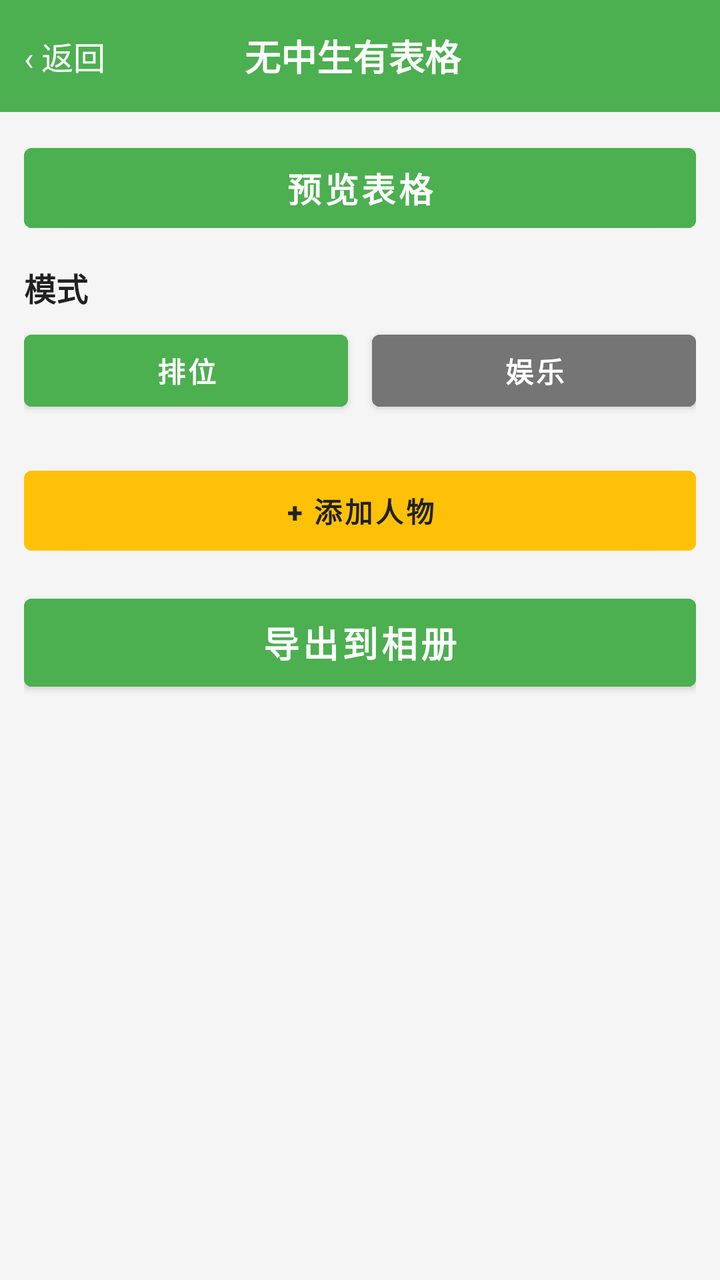
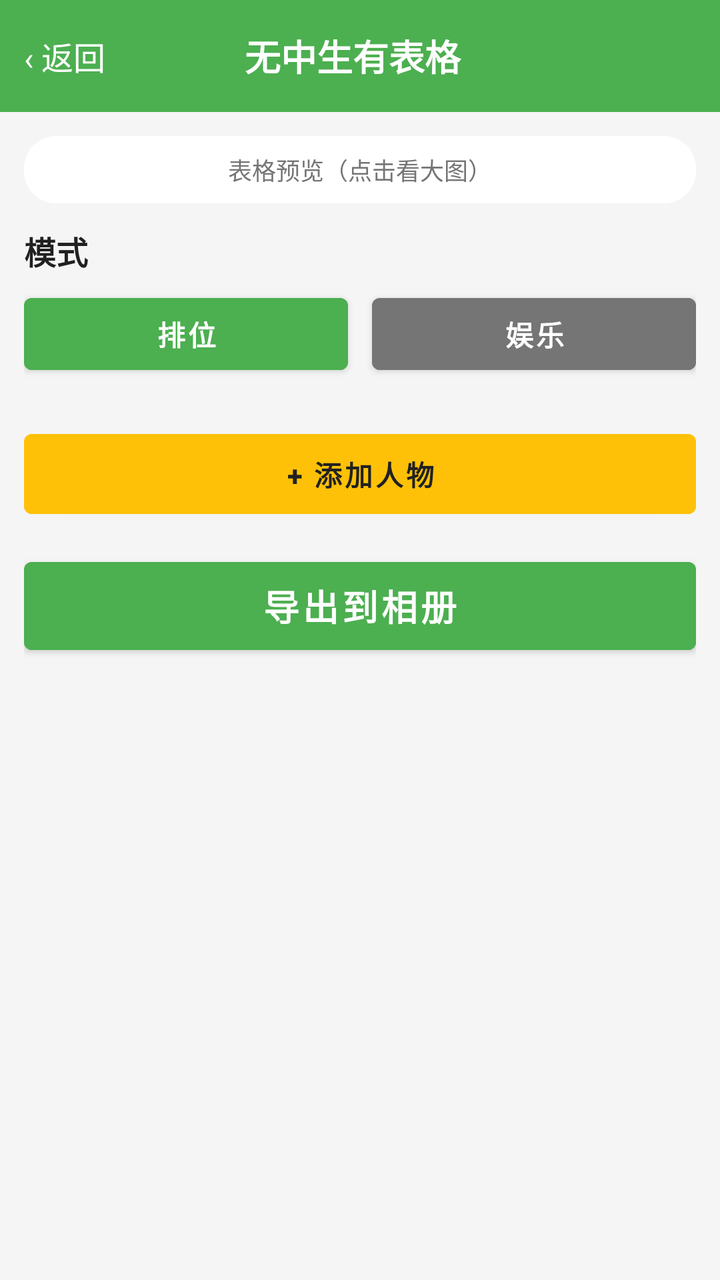

Two renders of the same Android screen: before a commit and after it. Below are the layout's source before the change and the commit's diff.
<!-- AndroidManifest.xml: activity theme Theme.XiaQiaoQiao -->
<!-- res/layout/activity_wuzhong_table.xml -->
<?xml version="1.0" encoding="utf-8"?>
<LinearLayout xmlns:android="http://schemas.android.com/apk/res/android"
    android:layout_width="match_parent"
    android:layout_height="match_parent"
    android:background="@color/bg_page"
    android:orientation="vertical">

    
    <LinearLayout
        android:layout_width="match_parent"
        android:layout_height="?attr/actionBarSize"
        android:background="@color/brand_primary"
        android:gravity="center_vertical"
        android:orientation="horizontal"
        android:paddingStart="12dp"
        android:paddingEnd="12dp">

        <TextView
            android:id="@+id/btn_back"
            android:layout_width="wrap_content"
            android:layout_height="wrap_content"
            android:text="‹ 返回"
            android:textColor="@android:color/white"
            android:textSize="16sp" />

        <TextView
            android:layout_width="0dp"
            android:layout_height="wrap_content"
            android:layout_weight="1"
            android:gravity="center"
            android:text="@string/tool_wuzhong"
            android:textColor="@android:color/white"
            android:textSize="18sp"
            android:textStyle="bold" />

        <View
            android:layout_width="48dp"
            android:layout_height="1dp" />
    </LinearLayout>

    <ScrollView
        android:layout_width="match_parent"
        android:layout_height="0dp"
        android:layout_weight="1"
        android:fillViewport="true">

        <LinearLayout
            android:layout_width="match_parent"
            android:layout_height="wrap_content"
            android:orientation="vertical"
            android:padding="12dp">

        
        <Button
            android:id="@+id/btn_preview"
            android:layout_width="match_parent"
            android:layout_height="52dp"
            android:layout_marginBottom="12dp"
            android:backgroundTint="@color/brand_primary"
            android:text="预览表格"
            android:textColor="@android:color/white"
            android:textSize="17sp"
            android:textStyle="bold" />

            
            <TextView
                android:layout_width="match_parent"
                android:layout_height="wrap_content"
                android:layout_marginBottom="6dp"
                android:text="模式"
                android:textColor="@color/text_primary"
                android:textSize="16sp"
                android:textStyle="bold" />

            <LinearLayout
                android:layout_width="match_parent"
                android:layout_height="wrap_content"
                android:layout_marginBottom="12dp"
                android:orientation="horizontal">

                <Button
                    android:id="@+id/btn_mode_rank"
                    android:layout_width="0dp"
                    android:layout_height="48dp"
                    android:layout_marginEnd="6dp"
                    android:layout_weight="1"
                    android:backgroundTint="@color/brand_primary"
                    android:text="排位"
                    android:textColor="@android:color/white"
                    android:textStyle="bold" />

                <Button
                    android:id="@+id/btn_mode_fun"
                    android:layout_width="0dp"
                    android:layout_height="48dp"
                    android:layout_marginStart="6dp"
                    android:layout_weight="1"
                    android:backgroundTint="@color/text_secondary"
                    android:text="娱乐"
                    android:textColor="@android:color/white"
                    android:textStyle="bold" />
            </LinearLayout>

            
            <LinearLayout
                android:id="@+id/person_container"
                android:layout_width="match_parent"
                android:layout_height="wrap_content"
                android:orientation="vertical" />

            
            <Button
                android:id="@+id/btn_add_person"
                android:layout_width="match_parent"
                android:layout_height="52dp"
                android:layout_marginTop="8dp"
                android:layout_marginBottom="12dp"
                android:backgroundTint="@color/brand_accent"
                android:text="+ 添加人物"
                android:textColor="@color/text_primary"
                android:textStyle="bold" />

            
            <Button
                android:id="@+id/btn_export"
                android:layout_width="match_parent"
                android:layout_height="56dp"
                android:layout_marginBottom="24dp"
                android:backgroundTint="@color/brand_primary"
                android:text="导出到相册"
                android:textColor="@android:color/white"
                android:textSize="18sp"
                android:textStyle="bold" />
        </LinearLayout>
    </ScrollView>
</LinearLayout>
<!-- resources referenced by this layout -->
<resources>
  <color name="bg_page">#FFF5F5F5</color>
  <color name="brand_accent">#FFFFC107</color>
  <color name="brand_primary">#FF4CAF50</color>
  <color name="text_primary">#FF212121</color>
  <color name="text_secondary">#FF757575</color>
  <string name="tool_wuzhong">无中生有表格</string>
  <style name="Theme.XiaQiaoQiao" parent="Theme.MaterialComponents.Light.NoActionBar">
          <item name="colorPrimary">@color/brand_primary</item>
          <item name="colorPrimaryVariant">@color/brand_primary_dark</item>
          <item name="colorOnPrimary">@color/white</item>
          <item name="colorSecondary">@color/brand_accent</item>
          <item name="colorOnSecondary">@color/black</item>
          <item name="android:statusBarColor" tools:targetApi="l">@color/brand_primary_dark</item>
          <item name="android:windowBackground">@color/bg_page</item>
      </style>
  <color name="brand_primary_dark">#FF388E3C</color>
  <color name="white">#FFFFFFFF</color>
  <color name="black">#FF000000</color>
</resources>

<!-- the commit's change to res/layout/activity_wuzhong_table.xml (unified diff, before → after) -->
@@ -51,16 +51,31 @@
             android:padding="12dp">
 
         
-        <Button
-            android:id="@+id/btn_preview"
+        <LinearLayout
             android:layout_width="match_parent"
-            android:layout_height="52dp"
+            android:layout_height="wrap_content"
             android:layout_marginBottom="12dp"
-            android:backgroundTint="@color/brand_primary"
-            android:text="预览表格"
-            android:textColor="@android:color/white"
-            android:textSize="17sp"
-            android:textStyle="bold" />
+            android:background="@drawable/bg_card_rounded"
+            android:orientation="vertical"
+            android:padding="8dp">
+
+            <TextView
+                android:layout_width="wrap_content"
+                android:layout_height="wrap_content"
+                android:layout_gravity="center_horizontal"
+                android:text="表格预览（点击看大图）"
+                android:textColor="@color/text_secondary"
+                android:textSize="12sp" />
+
+            <ImageView
+                android:id="@+id/preview_thumb"
+                android:layout_width="match_parent"
+                android:layout_height="wrap_content"
+                android:adjustViewBounds="true"
+                android:maxHeight="240dp"
+                android:scaleType="fitCenter"
+                android:src="@mipmap/ic_launcher" />
+        </LinearLayout>
 
             
             <TextView
<!-- resource entries referenced after the edit -->
@@ -5,6 +5,19 @@
   <color name="brand_primary">#FF4CAF50</color>
   <color name="text_primary">#FF212121</color>
   <color name="text_secondary">#FF757575</color>
+  <!-- drawable bg_card_rounded (drawable) -->
+  <?xml version="1.0" encoding="utf-8"?>
+  <shape xmlns:android="http://schemas.android.com/apk/res/android"
+      android:shape="rectangle">
+      <solid android:color="@color/bg_card" />
+      <corners android:radius="16dp" />
+  </shape>
+  <!-- mipmap ic_launcher (mipmap-anydpi-v26) -->
+  <?xml version="1.0" encoding="utf-8"?>
+  <adaptive-icon xmlns:android="http://schemas.android.com/apk/res/android">
+      <background android:drawable="@drawable/ic_launcher_background" />
+      <foreground android:drawable="@mipmap/ic_launcher_fg" />
+  </adaptive-icon>
   <string name="tool_wuzhong">无中生有表格</string>
   <style name="Theme.XiaQiaoQiao" parent="Theme.MaterialComponents.Light.NoActionBar">
           <item name="colorPrimary">@color/brand_primary</item>
@@ -15,6 +28,12 @@
           <item name="android:statusBarColor" tools:targetApi="l">@color/brand_primary_dark</item>
           <item name="android:windowBackground">@color/bg_page</item>
       </style>
+  <color name="bg_card">#FFFFFFFF</color>
+  <!-- drawable ic_launcher_background (drawable) -->
+  <?xml version="1.0" encoding="utf-8"?>
+  <layer-list xmlns:android="http://schemas.android.com/apk/res/android">
+      <item android:drawable="@color/brand_primary" />
+  </layer-list>
   <color name="brand_primary_dark">#FF388E3C</color>
   <color name="white">#FFFFFFFF</color>
   <color name="black">#FF000000</color>
